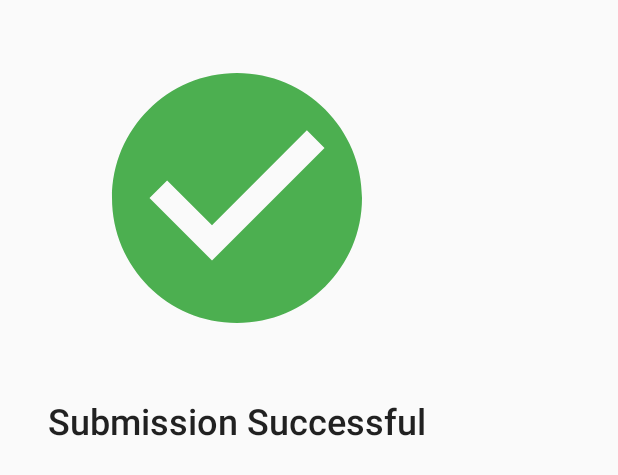
After one commit to mostafa07/gads-leaderboard-android-app, an Android app: the layout fragment_dialog_success.xml on its own in the app's theme, with its tools: preview values and no code run, on a phone screen of 412 x 824 dp. The commit adds this screen. Shown: the top 475 px of the screen. Run offline under Robolectric (Android 15) with nearby library versions, the phone set to English and light mode, and no system bars.

Commit message:
feat: added success dialog fragment and other resources

```diff
--- a/app/build.gradle
+++ b/app/build.gradle
@@ -23,6 +23,10 @@ android {
     compileOptions {
         sourceCompatibility JavaVersion.VERSION_1_8
         targetCompatibility JavaVersion.VERSION_1_8
+    }
+    buildFeatures {
+        dataBinding true
+        viewBinding true
     }
 }
 
--- a/app/src/main/AndroidManifest.xml
+++ b/app/src/main/AndroidManifest.xml
@@ -9,7 +9,7 @@
         android:roundIcon="@mipmap/ic_launcher_round"
         android:supportsRtl="true"
         android:theme="@style/AppTheme">
-        <activity android:name=".ui.activity.MainActivity">
+        <activity android:name=".ui.activity.LeaderboardActivity">
             <intent-filter>
                 <action android:name="android.intent.action.MAIN" />
 
--- a/app/src/main/java/com/example/gads/leaderboard/data/repository/LeaderboardRepository.java
+++ b/app/src/main/java/com/example/gads/leaderboard/data/repository/LeaderboardRepository.java
@@ -2,7 +2,7 @@ package com.example.gads.leaderboard.data.repository;
 
 import com.example.gads.leaderboard.data.model.LearningHoursProfile;
 import com.example.gads.leaderboard.data.model.SkillIqProfile;
-import com.example.gads.leaderboard.webservice.builder.LeaderboardWebService;
+import com.example.gads.leaderboard.webservice.LeaderboardWebService;
 import com.example.gads.leaderboard.webservice.builder.RetrofitServiceBuilder;
 
 import org.jetbrains.annotations.NotNull;
--- a/app/src/main/java/com/example/gads/leaderboard/webservice/builder/LeaderboardWebService.java
+++ b/app/src/main/java/com/example/gads/leaderboard/webservice/LeaderboardWebService.java
@@ -1,4 +1,4 @@
-package com.example.gads.leaderboard.webservice.builder;
+package com.example.gads.leaderboard.webservice;
 
 import com.example.gads.leaderboard.common.ApiEndPoints;
 import com.example.gads.leaderboard.data.model.LearningHoursProfile;
--- /dev/null
+++ b/app/src/main/res/drawable/ic_check_circle.xml
@@ -0,0 +1,10 @@
+<vector xmlns:android="http://schemas.android.com/apk/res/android"
+    android:width="24dp"
+    android:height="24dp"
+    android:viewportWidth="24"
+    android:viewportHeight="24"
+    android:tint="?attr/colorControlNormal">
+  <path
+      android:fillColor="@android:color/white"
+      android:pathData="M12,2C6.48,2 2,6.48 2,12s4.48,10 10,10 10,-4.48 10,-10S17.52,2 12,2zM10,17l-5,-5 1.41,-1.41L10,14.17l7.59,-7.59L19,8l-9,9z"/>
+</vector>
--- a/app/src/main/res/layout/activity_main.xml
+++ b/app/src/main/res/layout/activity_leaderboard.xml
@@ -4,7 +4,7 @@
     xmlns:tools="http://schemas.android.com/tools"
     android:layout_width="match_parent"
     android:layout_height="match_parent"
-    tools:context=".ui.activity.MainActivity">
+    tools:context=".ui.activity.LeaderboardActivity">
 
     <TextView
         android:layout_width="wrap_content"
--- /dev/null
+++ b/app/src/main/res/layout/fragment_dialog_success.xml
@@ -0,0 +1,44 @@
+<?xml version="1.0" encoding="utf-8"?>
+<layout xmlns:android="http://schemas.android.com/apk/res/android"
+    xmlns:app="http://schemas.android.com/apk/res-auto">
+
+    <data>
+
+        <variable
+            name="message"
+            type="com.example.gads.leaderboard.data.model.app.Message" />
+    </data>
+
+    <androidx.constraintlayout.widget.ConstraintLayout
+        android:layout_width="wrap_content"
+        android:layout_height="wrap_content"
+        android:padding="32dp">
+
+        <androidx.appcompat.widget.AppCompatImageView
+            android:id="@+id/appCompatImageView"
+            android:layout_width="200dp"
+            android:layout_height="200dp"
+            android:src="@drawable/ic_check_circle"
+            android:tint="@color/colorGreen"
+            app:layout_constraintBottom_toTopOf="@+id/materialTextView"
+            app:layout_constraintEnd_toEndOf="parent"
+            app:layout_constraintStart_toStartOf="parent"
+            app:layout_constraintTop_toTopOf="parent"
+            app:layout_constraintVertical_chainStyle="spread_inside" />
+
+        <com.google.android.material.textview.MaterialTextView
+            android:id="@+id/materialTextView"
+            android:layout_width="wrap_content"
+            android:layout_height="wrap_content"
+            android:layout_marginTop="32dp"
+            android:fontFamily="sans-serif-medium"
+            android:text="@string/submission_successful"
+            android:textAppearance="@style/TextAppearance.MaterialComponents.Headline5"
+            app:layout_constraintBottom_toBottomOf="parent"
+            app:layout_constraintEnd_toEndOf="parent"
+            app:layout_constraintHorizontal_bias="0.5"
+            app:layout_constraintStart_toStartOf="parent"
+            app:layout_constraintTop_toBottomOf="@+id/appCompatImageView" />
+
+    </androidx.constraintlayout.widget.ConstraintLayout>
+</layout>
--- a/app/src/main/res/values/colors.xml
+++ b/app/src/main/res/values/colors.xml
@@ -3,4 +3,6 @@
     <color name="colorPrimary">#6200EE</color>
     <color name="colorPrimaryDark">#3700B3</color>
     <color name="colorAccent">#03DAC5</color>
+
+    <color name="colorGreen">#4CAF50</color>
 </resources>
```
Also changed, not shown: app/src/main/java/com/example/gads/leaderboard/common/exception/BusinessException.java (added, +20 -0 lines), app/src/main/java/com/example/gads/leaderboard/data/model/app/Message.java (added, +28 -0 lines), app/src/main/java/com/example/gads/leaderboard/ui/activity/LeaderboardActivity.java (added, +24 -0 lines), app/src/main/java/com/example/gads/leaderboard/ui/activity/MainActivity.java (deleted, +0 -16 lines), app/src/main/java/com/example/gads/leaderboard/ui/dialog/SuccessDialog.java (added, +63 -0 lines), app/src/main/res/drawable/ic_warning.xml (added, +10 -0 lines), app/src/main/res/values/strings.xml (+7 -1 lines), app/src/main/res/drawable/logo_gads.png (added), app/src/main/res/drawable/skill_iq_badge.png (added), app/src/main/res/drawable/top_learner_badge.png (added).
